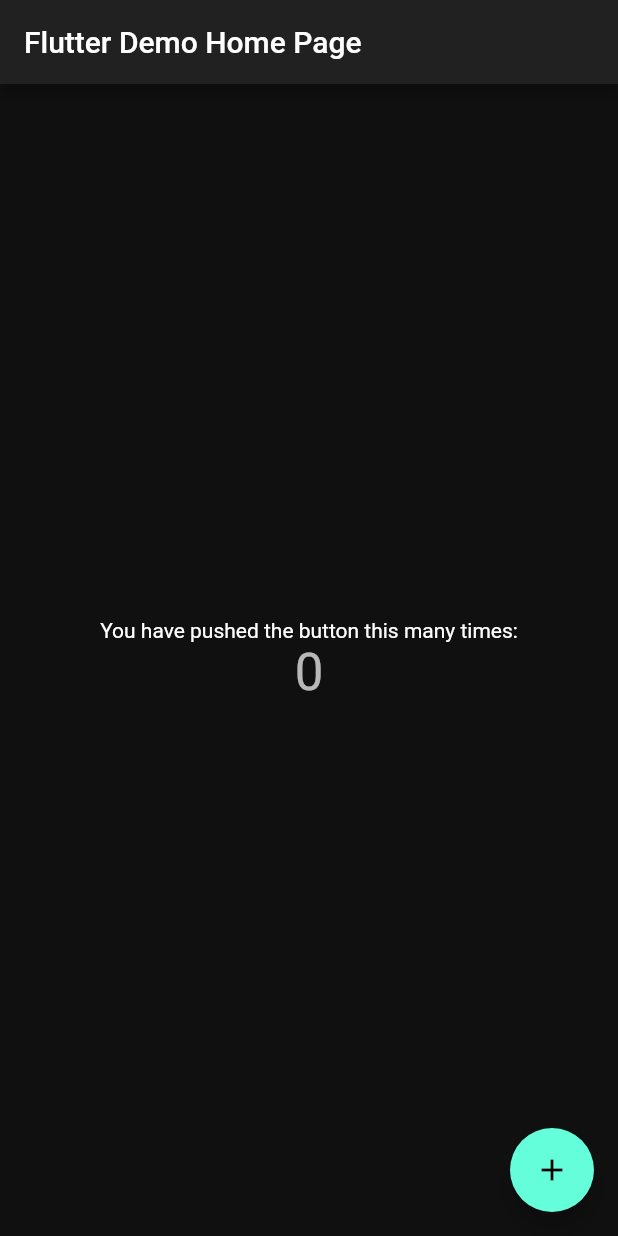
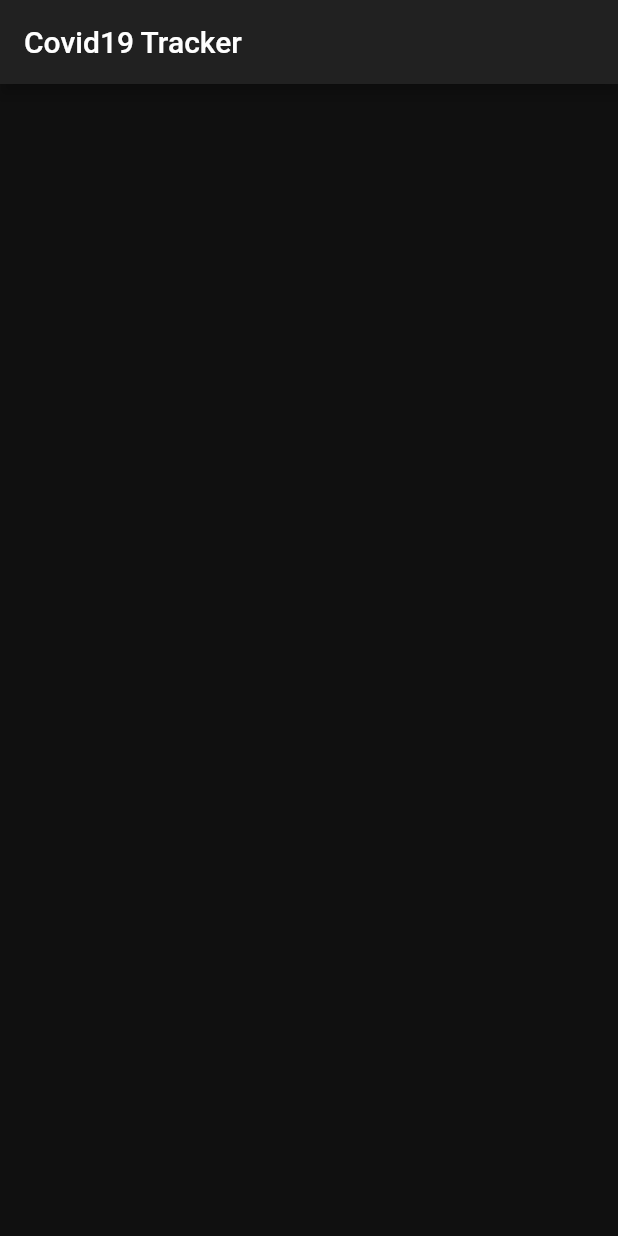
Before and after one commit to emuroiwa/covid19App, a Flutter app: the screen it shows after launch, on a phone screen of 412 x 824 dp. Run offline on Flutter 3.47's test engine with Material 2 defaults, Android fonts, the phone set to English and light mode, and no system bars.

Commit message:
master: UI update

```diff
--- a/lib/main.dart
+++ b/lib/main.dart
@@ -1,6 +1,7 @@
 import 'package:covid19_zim/app/repositories/data_repository.dart';
 import 'package:covid19_zim/app/services/api.dart';
 import 'package:covid19_zim/app/services/api_service.dart';
+import 'package:covid19_zim/ui/dashboard.dart';
 import 'package:flutter/material.dart';
 import 'package:provider/provider.dart';
 
@@ -20,101 +21,8 @@ class MyApp extends StatelessWidget {
         theme: ThemeData.dark().copyWith(
             scaffoldBackgroundColor: Color(0xFF101010),
             cardColor: Color(0xFF222222)),
-        home: MyHomePage(title: 'Flutter Demo Home Page'),
+        home: Dashboard(),
       ),
     );
   }
 }
-
-class MyHomePage extends StatefulWidget {
-  MyHomePage({Key key, this.title}) : super(key: key);
-
-  // This widget is the home page of your application. It is stateful, meaning
-  // that it has a State object (defined below) that contains fields that affect
-  // how it looks.
-
-  // This class is the configuration for the state. It holds the values (in this
-  // case the title) provided by the parent (in this case the App widget) and
-  // used by the build method of the State. Fields in a Widget subclass are
-  // always marked "final".
-
-  final String title;
-
-  @override
-  _MyHomePageState createState() => _MyHomePageState();
-}
-
-class _MyHomePageState extends State<MyHomePage> {
-  String _accessToken = "";
-  int _cases = 0;
-  int _casesConfirmed = 0;
-  int _casesSuspected = 0;
-  int _deaths = 0;
-
-  void _updateAccessToken() async {
-    final apiService = APIService(API.sandbox());
-    final accessToken = await apiService.getAccessToken();
-    final cases = await apiService.getEndpointData(
-        accessToken: accessToken, endPoint: EndPoint.cases);
-    setState(() {
-      _accessToken = accessToken;
-      _cases = cases;
-    });
-  }
-
-  @override
-  Widget build(BuildContext context) {
-    // This method is rerun every time setState is called, for instance as done
-    // by the _updateAccessToken method above.
-    //
-    // The Flutter framework has been optimized to make rerunning build methods
-    // fast, so that you can just rebuild anything that needs updating rather
-    // than having to individually change instances of widgets.
-    return Scaffold(
-      appBar: AppBar(
-        // Here we take the value from the MyHomePage object that was created by
-        // the App.build method, and use it to set our appbar title.
-        title: Text(widget.title),
-      ),
-      body: Center(
-        // Center is a layout widget. It takes a single child and positions it
-        // in the middle of the parent.
-        child: Column(
-          // Column is also a layout widget. It takes a list of children and
-          // arranges them vertically. By default, it sizes itself to fit its
-          // children horizontally, and tries to be as tall as its parent.
-          //
-          // Invoke "debug painting" (press "p" in the console, choose the
-          // "Toggle Debug Paint" action from the Flutter Inspector in Android
-          // Studio, or the "Toggle Debug Paint" command in Visual Studio Code)
-          // to see the wireframe for each widget.
-          //
-          // Column has various properties to control how it sizes itself and
-          // how it positions its children. Here we use mainAxisAlignment to
-          // center the children vertically; the main axis here is the vertical
-          // axis because Columns are vertical (the cross axis would be
-          // horizontal).
-          mainAxisAlignment: MainAxisAlignment.center,
-          children: <Widget>[
-            Text(
-              'You have pushed the button this many times:',
-            ),
-            // Text(
-            //   '$_accessToken',
-            //   style: Theme.of(context).textTheme.headline4,
-            // ),
-            Text(
-              '$_cases',
-              style: Theme.of(context).textTheme.headline4,
-            ),
-          ],
-        ),
-      ),
-      floatingActionButton: FloatingActionButton(
-        onPressed: _updateAccessToken,
-        tooltip: 'Increment',
-        child: Icon(Icons.add),
-      ), // This trailing comma makes auto-formatting nicer for build methods.
-    );
-  }
-}
--- /dev/null
+++ b/lib/ui/dashboard.dart
@@ -0,0 +1,14 @@
+import 'package:flutter/material.dart';
+
+class Dashboard extends StatefulWidget {
+  @override
+  _DashboardState createState() => _DashboardState();
+}
+
+class _DashboardState extends State<Dashboard> {
+  @override
+  Widget build(BuildContext context) {
+    return Scaffold(
+        appBar: AppBar(title: Text('Covid19 Tracker')), body: ListView());
+  }
+}
--- /dev/null
+++ b/lib/ui/endpoint_card.dart
@@ -0,0 +1,6 @@
+class EndpointCard extends StatelessWidget {
+  @override
+  Widget build(BuildContext context) {
+    return Container();
+  }
+}
```
